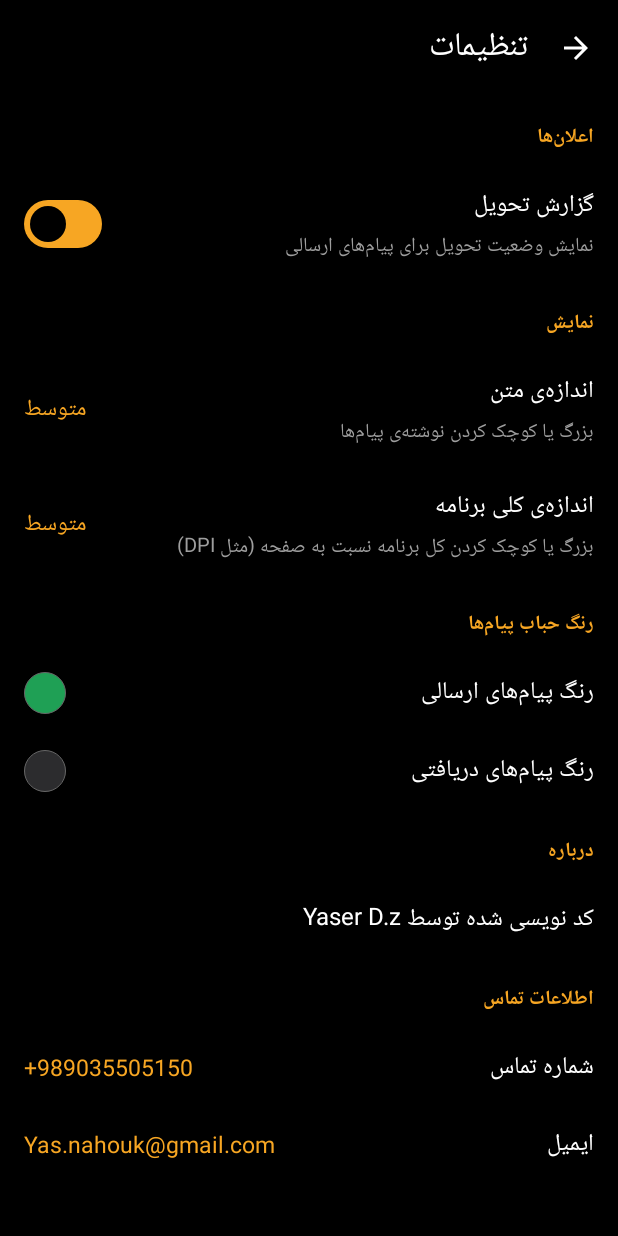
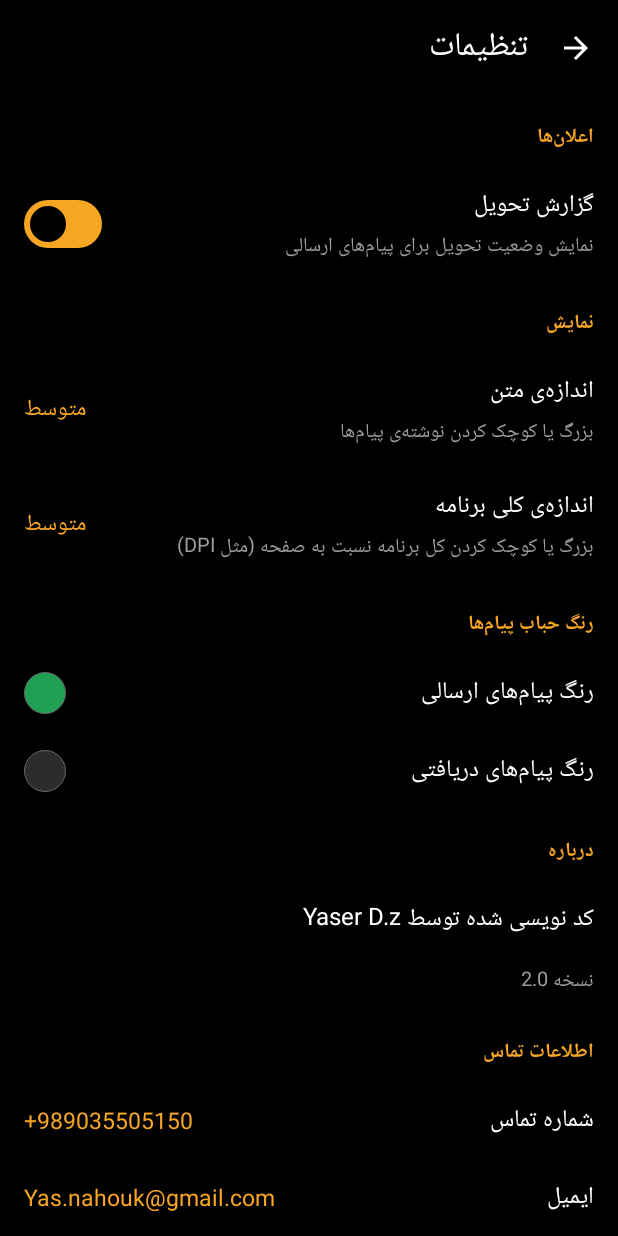
Before and after one commit to Yaserna/Claude-test, an Android app: the SettingsActivity screen opened directly, with no data from a screen before it, on a phone screen of 412 x 824 dp. Run offline under Robolectric (Android 15) with nearby library versions, the phone set to English and light mode, and no system bars.

Commit message:
Bump versionCode/Name and show version in Settings (confirm updates land)

```diff
--- a/app/build.gradle.kts
+++ b/app/build.gradle.kts
@@ -11,12 +11,13 @@ android {
         applicationId = "com.privatemsg.app"
         minSdk = 24
         targetSdk = 34
-        versionCode = 1
-        versionName = "0.1"
+        versionCode = 2
+        versionName = "2.0"
     }
 
     buildFeatures {
         viewBinding = true
+        buildConfig = true
     }
 
     signingConfigs {
--- a/app/src/main/java/com/privatemsg/app/ui/SettingsActivity.kt
+++ b/app/src/main/java/com/privatemsg/app/ui/SettingsActivity.kt
@@ -27,6 +27,10 @@ class SettingsActivity : BaseActivity() {
         binding = ActivitySettingsBinding.inflate(layoutInflater)
         setContentView(binding.root)
         binding.toolbar.setNavigationOnClickListener { finish() }
+
+        // Visible version so an update can be confirmed at a glance.
+        binding.versionText.text =
+            getString(R.string.app_version, com.privatemsg.app.BuildConfig.VERSION_NAME)
 
         val secure = SecureStore(this)
         binding.deliverySwitch.isChecked = secure.deliveryReportEnabled
--- a/app/src/main/res/layout/activity_settings.xml
+++ b/app/src/main/res/layout/activity_settings.xml
@@ -250,6 +250,17 @@
         android:textSize="16sp" />
 
     <TextView
+        android:id="@+id/versionText"
+        android:layout_width="match_parent"
+        android:layout_height="wrap_content"
+        android:paddingHorizontal="16dp"
+        android:paddingTop="4dp"
+        android:paddingBottom="8dp"
+        android:textColor="@color/textSecondary"
+        android:textDirection="locale"
+        android:textSize="13sp" />
+
+    <TextView
         android:layout_width="match_parent"
         android:layout_height="wrap_content"
         android:paddingHorizontal="16dp"
--- a/app/src/main/res/values/strings.xml
+++ b/app/src/main/res/values/strings.xml
@@ -34,6 +34,7 @@
 
     <string name="section_about">درباره</string>
     <string name="credit">کد نویسی شده توسط Yaser D.z</string>
+    <string name="app_version">نسخه %1$s</string>
     <string name="section_contact">اطلاعات تماس</string>
     <string name="contact_phone_label">شماره تماس</string>
     <string name="contact_email_label">ایمیل</string>
```
